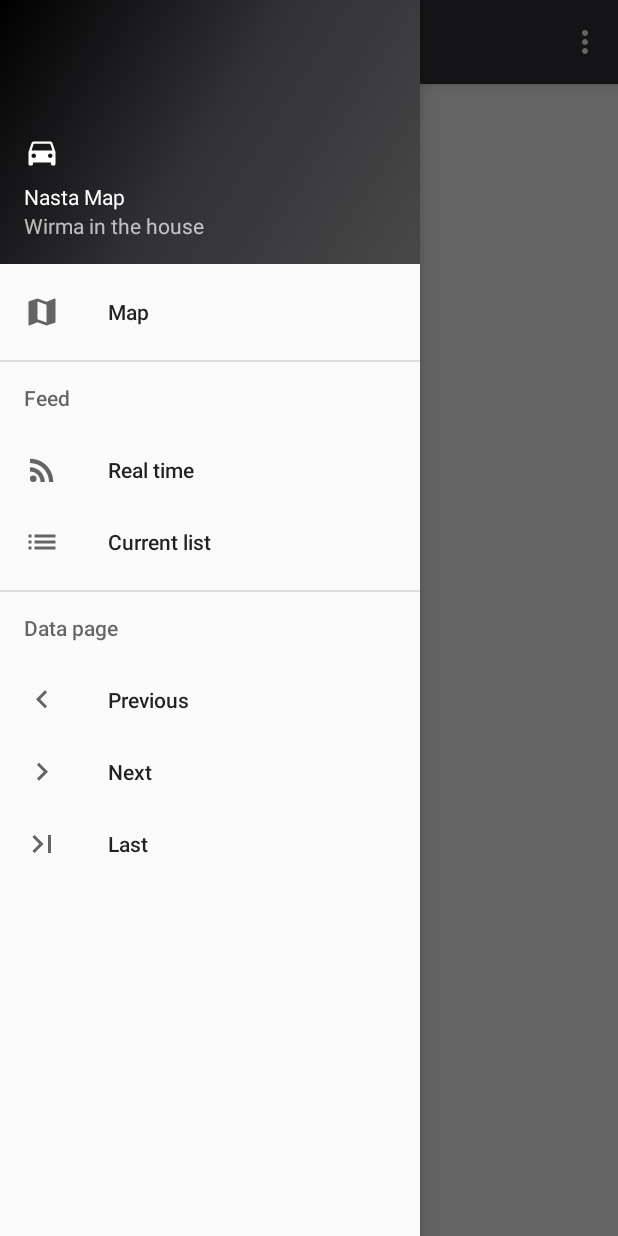
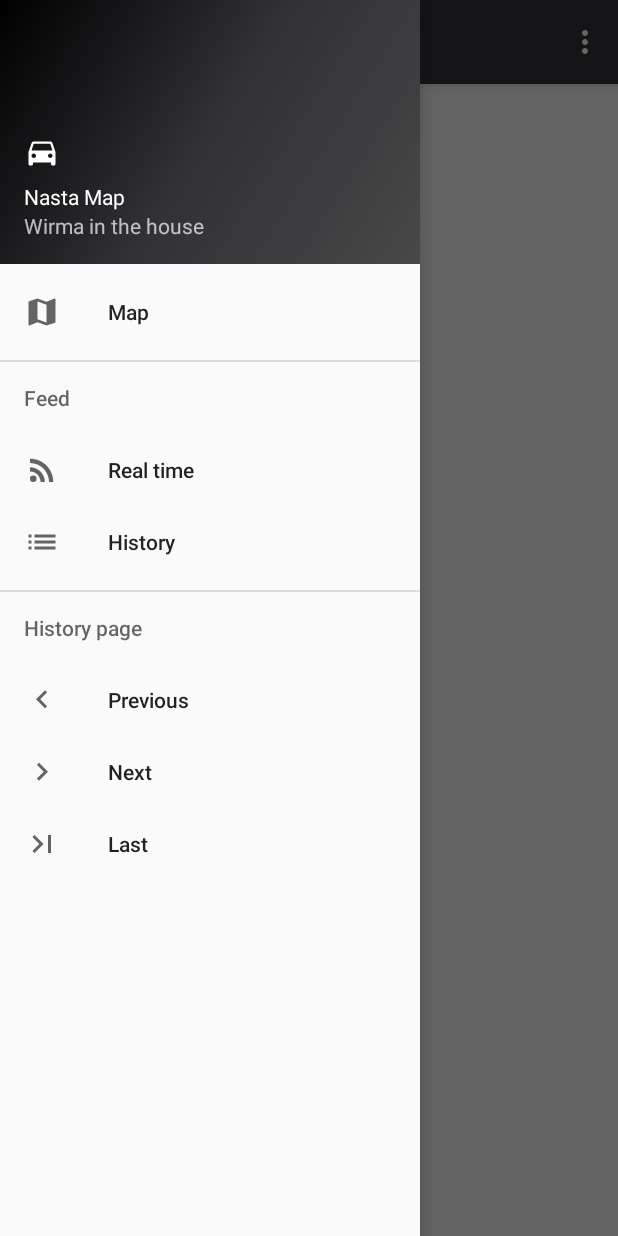
Before and after one commit to mtpajula-edu/NastaMap, an Android app: the screen it shows after launch (MainActivity), with the side drawer open, on a phone screen of 412 x 824 dp. Run offline under Robolectric (Android 15) with nearby library versions, the phone set to English and light mode, and no system bars; our stand-ins replace Volley; libraries missing offline, so code that uses them is left out: org.eclipse.paho; network calls fail; 12 statements that could not run were skipped.

Commit message:
String in res and fi-local

```diff
--- a/app/src/main/java/com/example/a305/nastamap/AbstractVolleyActivity.java
+++ b/app/src/main/java/com/example/a305/nastamap/AbstractVolleyActivity.java
@@ -58,10 +58,6 @@ public class AbstractVolleyActivity extends AppCompatActivity {
 
         GsonBuilder gsonBuilder = new GsonBuilder();
         gson = gsonBuilder.create();
-
-        //gson = new GsonBuilder()
-        //        .registerTypeAdapter(Feed.class, new Feed.FeedDeserilizer())
-        //        .create();
 
         headers = new HashMap<String, String>();
         headers.put("Accept", "application/json");
--- a/app/src/main/java/com/example/a305/nastamap/HistoryFragment.java
+++ b/app/src/main/java/com/example/a305/nastamap/HistoryFragment.java
@@ -38,7 +38,7 @@ public class HistoryFragment extends Fragment {
 
         Log.d("FRAGMENT","onCreateView HistoryFragment");
 
-        getActivity().setTitle("History");
+        getActivity().setTitle(getResources().getString(R.string.history_fragment_title));
 
         mListView = (ListView) rootView.findViewById(R.id.real_list);
         ArrayList<Feed> f = new ArrayList<Feed>();
--- a/app/src/main/java/com/example/a305/nastamap/MainActivity.java
+++ b/app/src/main/java/com/example/a305/nastamap/MainActivity.java
@@ -55,7 +55,7 @@ public class MainActivity extends AbstractVolleyActivity
             // Probably initialize members with default values for a new instance
         }
 
-        String url = "http://wirma.plab.fi/cached_geojson/0/condition/";
+        String url = getResources().getString(R.string.wirma_condition_url);
         addRequest(Request.Method.GET, url, null, onGeoJSONLoaded, false);
 
         startFragment(currentFragment);
@@ -119,7 +119,7 @@ public class MainActivity extends AbstractVolleyActivity
         }
 
         if (!isPage) {
-            Toast.makeText(this,"Cant't go further", Toast.LENGTH_LONG).show();
+            Toast.makeText(this,getResources().getString(R.string.toast_no_further), Toast.LENGTH_LONG).show();
         }
 
         DrawerLayout drawer = (DrawerLayout) findViewById(R.id.drawer_layout);
@@ -173,23 +173,15 @@ public class MainActivity extends AbstractVolleyActivity
         if (!isInit) {
             startFragment(currentFragment);
         } else {
-            Toast.makeText(this,"Connected to nastalaatikko\n"+ip, Toast.LENGTH_LONG).show();
+            Toast.makeText(this,getResources().getString(
+                        R.string.toast_connected_to_ip
+                    ) + "\n" + ip,
+                    Toast.LENGTH_LONG).show();
         }
     }
 
     @Override
     public void abstractError() {
-        Toast.makeText(this,"Request error", Toast.LENGTH_LONG).show();
+        Toast.makeText(this,getResources().getString(R.string.toast_request_error), Toast.LENGTH_LONG).show();
     }
-
-    /*
-    private void fetchPostsFromFile() {
-
-        String response = readRawTextFile(getApplicationContext(), R.raw.data);
-        Log.d("Response", response);
-        hal = gson.fromJson(response, HalJson.class);
-
-        Log.d("feeds from api: ", String.valueOf(hal.getEmbedded().getFeed().size()));
-    }
-    */
 }
--- a/app/src/main/java/com/example/a305/nastamap/MapFragment.java
+++ b/app/src/main/java/com/example/a305/nastamap/MapFragment.java
@@ -46,7 +46,7 @@ public class MapFragment extends Fragment implements OnMapReadyCallback {
     public View onCreateView(LayoutInflater inflater, ViewGroup container, Bundle savedInstanceState) {
         View rootView = inflater.inflate(R.layout.fragment_maps, container, false);
 
-        getActivity().setTitle("Map");
+        getActivity().setTitle(getResources().getString(R.string.map_fragment_title));
 
         mapview = (MapView) rootView.findViewById(R.id.mapView);
         mapview.onCreate(savedInstanceState);
@@ -161,7 +161,6 @@ public class MapFragment extends Fragment implements OnMapReadyCallback {
                         break;
                 }
 
-
                 feature.setLineStringStyle(lineStringStyle);
             }
 
--- a/app/src/main/java/com/example/a305/nastamap/RealTimeFragment.java
+++ b/app/src/main/java/com/example/a305/nastamap/RealTimeFragment.java
@@ -35,14 +35,12 @@ public class RealTimeFragment extends Fragment {
 
     public MqttAndroidClient mqttAndroidClient;
     public String serverUri;
-    public String clientId = "a:ylowmv:";
+    public String clientId = "";
     public String subscriptionTopic;
     public String mqttUsername;
     public String mqttPassword;
     public ListView mListView;
     public Gson gson;
-    //public ArrayList<String> posts = new ArrayList<String>();
-    //public ArrayAdapter<String> adapter;
     public FeedListAdapter adapter;
 
     @Override
@@ -50,7 +48,6 @@ public class RealTimeFragment extends Fragment {
         super.onCreate(savedInstanceState);
 
         serverUri         = getResources().getString(R.string.mqtt_server_url);
-        //clientId          = getResources().getString(R.string.mqtt_client_id);
         subscriptionTopic = getResources().getString(R.string.mqtt_topic);
         mqttUsername      = getResources().getString(R.string.mqtt_username);
         mqttPassword      = getResources().getString(R.string.mqtt_password);
@@ -67,16 +64,12 @@ public class RealTimeFragment extends Fragment {
         //clientId += String.valueOf(System.currentTimeMillis() / 1000L);
         Log.d("MQTT clientId",clientId);
 
-        getActivity().setTitle("Real time feed");
+        getActivity().setTitle(getResources().getString(R.string.feed_fragment_title));
 
         GsonBuilder gsonBuilder = new GsonBuilder();
         gson = gsonBuilder.create();
-        //gson = new GsonBuilder()
-        //        .registerTypeAdapter(Feed.class, new Feed.FeedDeserilizer())
-        //        .create();
 
         // ListView
-        //adapter = new ArrayAdapter<String>(getActivity().getApplicationContext(), android.R.layout.simple_list_item_1, posts);
         mListView = (ListView) rootView.findViewById(R.id.real_list);
         //mListView.setAdapter(adapter);
 
@@ -94,17 +87,16 @@ public class RealTimeFragment extends Fragment {
             public void connectComplete(boolean reconnect, String serverURI) {
 
                 if (reconnect) {
-                    addToHistory("Reconnected to : " + serverURI);
                     // Because Clean Session is true, we need to re-subscribe
                     subscribeToTopic();
-                } else {
-                    addToHistory("Connected to: " + serverURI);
                 }
+
+                addToHistory(R.string.mqtt_connected);
             }
 
             @Override
             public void connectionLost(Throwable cause) {
-                addToHistory("The Connection was lost.");
+                addToHistory(R.string.mqtt_connection_failed);
             }
 
             @Override
@@ -129,7 +121,7 @@ public class RealTimeFragment extends Fragment {
         mqttConnectOptions.setPassword(mqttPassword.toCharArray());
 
         try {
-            addToHistory("Connecting to " + serverUri);
+            addToHistory(R.string.mqtt_connecting);
             Log.d("MQTT","password: " + mqttPassword);
 
             mqttAndroidClient.connect(mqttConnectOptions, null, new IMqttActionListener() {
@@ -146,7 +138,7 @@ public class RealTimeFragment extends Fragment {
 
                 @Override
                 public void onFailure(IMqttToken asyncActionToken, Throwable exception) {
-                    addToHistory("Failed to connect to: " + serverUri);
+                    addToHistory(R.string.mqtt_connection_failed);
                     addToHistory(exception.getMessage());
                 }
             });
@@ -175,6 +167,12 @@ public class RealTimeFragment extends Fragment {
 
     public void addToClientId(String add) {
         clientId = "a:ylowmv:" + add;
+    }
+
+    private void addToHistory(Integer stringId) {
+        if (getContext() != null) {
+            addToHistory(getContext().getResources().getString(stringId));
+        }
     }
 
     private void addToHistory(String mainText){
@@ -213,17 +211,17 @@ public class RealTimeFragment extends Fragment {
             mqttAndroidClient.subscribe(subscriptionTopic, 0, null, new IMqttActionListener() {
                 @Override
                 public void onSuccess(IMqttToken asyncActionToken) {
-                    addToHistory("Subscribed!");
+                    addToHistory(R.string.mqtt_subscribed);
                 }
 
                 @Override
                 public void onFailure(IMqttToken asyncActionToken, Throwable exception) {
-                    addToHistory("Failed to subscribe");
+                    addToHistory(R.string.mqtt_subscribe_failed);
                 }
             });
         } catch (MqttException ex){
             System.err.println("Exception whilst subscribing");
-            ex.printStackTrace();
+            addToHistory(R.string.mqtt_subscribe_failed);
         }
     }
 
@@ -235,7 +233,6 @@ public class RealTimeFragment extends Fragment {
 
 
         FragmentTransaction ft = ((MainActivity)getActivity()).getSupportFragmentManager().beginTransaction();
-        //FragmentTransaction ft = fragmentManager.beginTransaction();
         ft.replace(R.id.fragment_container,wf);
         ft.addToBackStack(null);
         ft.commit();
--- a/app/src/main/java/com/example/a305/nastamap/WebFragment.java
+++ b/app/src/main/java/com/example/a305/nastamap/WebFragment.java
@@ -23,7 +23,7 @@ public class WebFragment extends Fragment {
 
         WebView mWebView = (WebView) rootView.findViewById(R.id.webview);
 
-        getActivity().setTitle("Image");
+        getActivity().setTitle(getResources().getString(R.string.web_fragment_title));
 
         if(url != null){
             mWebView.loadUrl(url);
--- a/app/src/main/res/menu/activity_main_drawer.xml
+++ b/app/src/main/res/menu/activity_main_drawer.xml
@@ -7,36 +7,36 @@
         <item
             android:id="@+id/nav_map"
             android:icon="@drawable/ic_map_black"
-            android:title="Map" />
+            android:title="@string/map_fragment_title" />
     </group>
 
-    <item android:title="Feed">
+    <item android:title="@string/feed">
         <menu>
             <item
                 android:id="@+id/nav_real"
                 android:icon="@drawable/ic_rss_feed_black"
-                android:title="Real time" />
+                android:title="@string/feed_fragment_title" />
             <item
                 android:id="@+id/nav_history"
                 android:icon="@drawable/ic_list_black"
-                android:title="Current list" />
+                android:title="@string/history_fragment_title" />
         </menu>
     </item>
 
-    <item android:title="Data page">
+    <item android:title="@string/history_page">
     <menu>
         <item
             android:id="@+id/nav_prev"
             android:icon="@drawable/ic_keyboard_arrow_left_black"
-            android:title="Previous" />
+            android:title="@string/prev" />
         <item
             android:id="@+id/nav_next"
             android:icon="@drawable/ic_keyboard_arrow_right_black"
-            android:title="Next" />
+            android:title="@string/next" />
         <item
             android:id="@+id/nav_last"
             android:icon="@drawable/ic_last_page_black"
-            android:title="Last" />
+            android:title="@string/last" />
     </menu>
 </item>
 
--- a/app/src/main/res/values/strings.xml
+++ b/app/src/main/res/values/strings.xml
@@ -1,4 +1,5 @@
 <resources>
+
     <string name="app_name">Nasta Map</string>
     <string name="title_activity_maps">Map</string>
     <string name="title_activity_main">Nasta Map</string>
@@ -8,4 +9,33 @@
     <string name="nav_header_subtitle">Wirma in the house</string>
     <string name="nav_header_desc">Navigation header</string>
     <string name="action_settings">Settings</string>
+
+    <string name="feed_fragment_title">Real time</string>
+
+    <string name="mqtt_subscribed">Subscribed to topic</string>
+    <string name="mqtt_subscribe_failed">Failed to subscribe</string>
+    <string name="mqtt_connecting">Connecting to server</string>
+    <string name="mqtt_connected">Cennected</string>
+    <string name="mqtt_connection_failed">Cennection failed</string>
+
+    <string name="web_fragment_title">Image</string>
+
+    <string name="map_fragment_title">Map</string>
+
+    <string name="history_fragment_title">History</string>
+
+    <string translatable="false" name="wirma_condition_url">http://wirma.plab.fi/cached_geojson/0/condition/</string>
+
+    <string name="toast_no_further">Cant\'t go further</string>
+    <string name="toast_request_error">Request error</string>
+    <string name="toast_connected_to_ip">Connected to nastalaatikko</string>
+
+
+    <string name="feed">Feed</string>
+
+    <string name="history_page">History page</string>
+    <string name="prev">Previous</string>
+    <string name="next">Next</string>
+    <string name="last">Last</string>
+
 </resources>
```
Also changed, not shown: app/build.gradle (+5 -5 lines), app/src/debug/res/values/google_maps_api.xml (deleted, +0 -24 lines), app/src/main/AndroidManifest.xml (+0 -8 lines), 1 other file.
